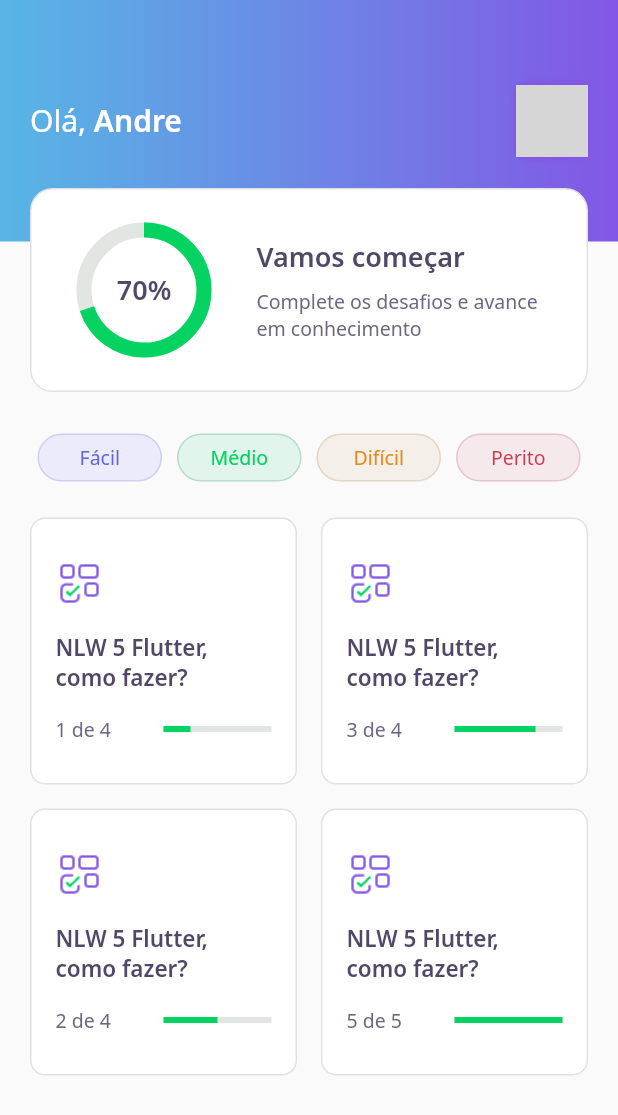
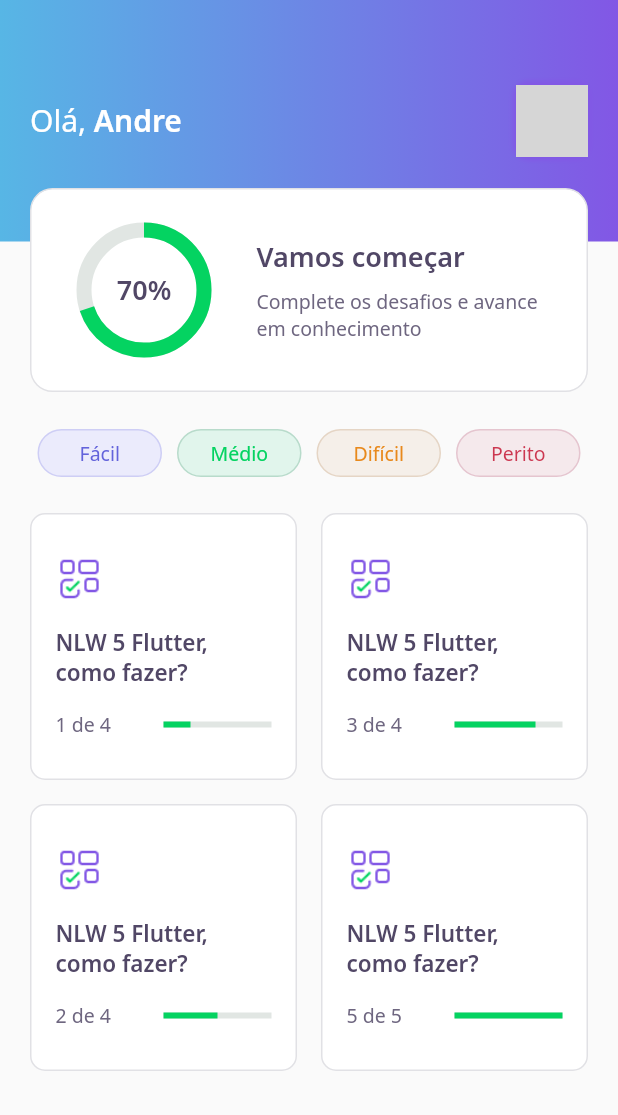
Before and after one commit to andrempeixoto/flutter_devquiz, a Flutter app: the screen it shows after launch, on a phone screen of 412 x 824 dp. Shown: the top 1115 px of the screen. Run offline on Flutter 3.47's test engine with Material 2 defaults, Android fonts, the phone set to English and light mode, and no system bars; our stand-ins replace google_fonts; accounts and stored records are empty; network calls fail; grey boxes are pictures that could not be loaded.

Commit message:
MVP concluded

```diff
--- a/lib/home/home_page.dart
+++ b/lib/home/home_page.dart
@@ -38,7 +38,7 @@ class _HomePageState extends State<HomePage> {
           child: Column(
             crossAxisAlignment: CrossAxisAlignment.center,
             children: [
-              SizedBox(height: 15),
+              SizedBox(height: 12),
               Container(
                 padding: EdgeInsets.symmetric(vertical: 24.0),
                 child: Row(
```
